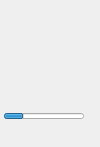
juniperdiego/usbW, file devwdg.ui: the form before one commit.
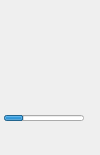
The form after the commit.

Diff of the .ui file:
```diff
--- a/devwdg.ui
+++ b/devwdg.ui
@@ -27,24 +27,7 @@
     <widget class="QLabel" name="labNum">
      <property name="font">
       <font>
-       <pointsize>16</pointsize>
-       <weight>75</weight>
-       <bold>true</bold>
-      </font>
-     </property>
-     <property name="text">
-      <string/>
-     </property>
-     <property name="alignment">
-      <set>Qt::AlignCenter</set>
-     </property>
-    </widget>
-   </item>
-   <item>
-    <widget class="QLabel" name="labStatus">
-     <property name="font">
-      <font>
-       <pointsize>16</pointsize>
+       <pointsize>20</pointsize>
        <weight>75</weight>
        <bold>true</bold>
       </font>
@@ -61,7 +44,24 @@
     <widget class="QLabel" name="labUa">
      <property name="font">
       <font>
-       <pointsize>16</pointsize>
+       <pointsize>20</pointsize>
+       <weight>75</weight>
+       <bold>true</bold>
+      </font>
+     </property>
+     <property name="text">
+      <string/>
+     </property>
+     <property name="alignment">
+      <set>Qt::AlignCenter</set>
+     </property>
+    </widget>
+   </item>
+   <item>
+    <widget class="QLabel" name="labStatus">
+     <property name="font">
+      <font>
+       <pointsize>20</pointsize>
        <weight>75</weight>
        <bold>true</bold>
       </font>
@@ -102,7 +102,7 @@
       <widget class="QLabel" name="labPerc">
        <property name="font">
         <font>
-         <pointsize>12</pointsize>
+         <pointsize>16</pointsize>
          <italic>false</italic>
         </font>
        </property>
```
